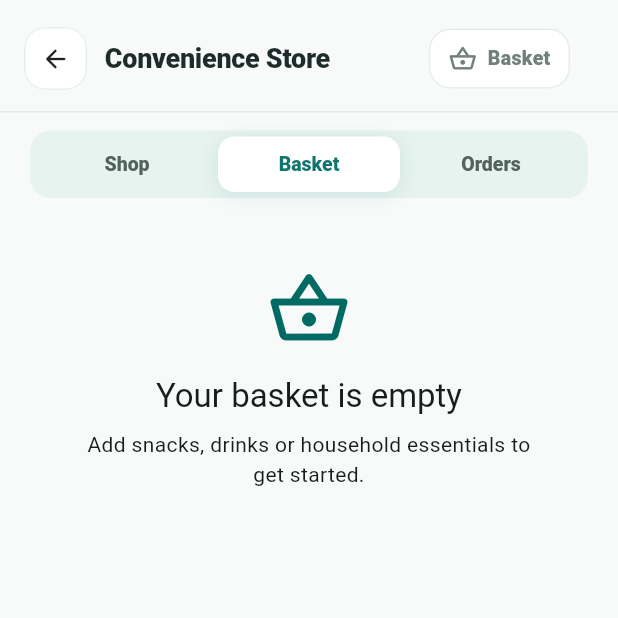
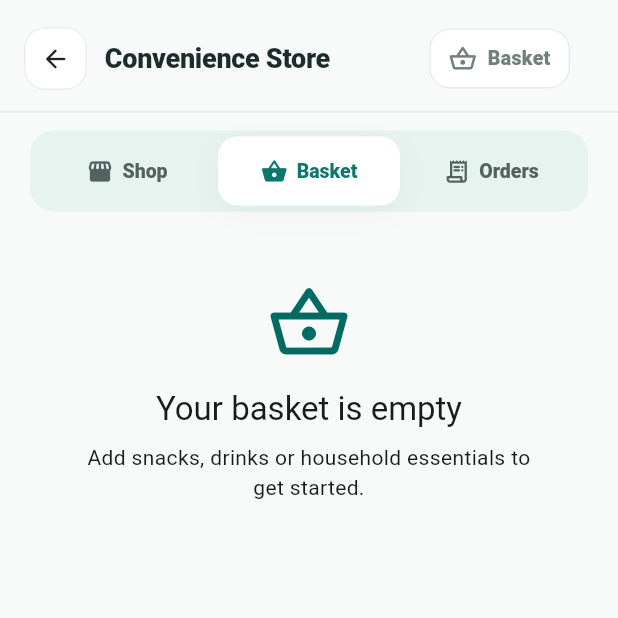
Before and after one commit to winthein126asiamatrix-creator/Resident-Condo, a Flutter app: the StorePage screen opened by its route, after a tap on "Basket", on a phone screen of 412 x 824 dp, the top half of it. Run offline on Flutter 3.47's test engine with Material 3 defaults, Android fonts, the phone set to English and light mode, and no system bars; our stand-ins replace get, image_picker; accounts and stored records are empty; network calls fail.

Commit message:
fix store tabs

```diff
--- a/lib/features/store/presentation/pages/store_page.dart
+++ b/lib/features/store/presentation/pages/store_page.dart
@@ -15,6 +15,23 @@ import '../controllers/store_controller.dart';
 import '../widgets/store_cards.dart';
 import '../widgets/store_product_card.dart';
 import '../widgets/store_widgets.dart';
+
+/// One slide, shared by the page view and the tab strip so the highlight can
+/// never arrive before the page it belongs to.
+const Duration _tabSlideDuration = Duration(milliseconds: 280);
+const Curve _tabSlideCurve = Curves.easeOutCubic;
+
+/// Glyph for a tab in the strip.
+IconData _tabIcon(StoreTab tab) {
+  switch (tab) {
+    case StoreTab.shop:
+      return Icons.storefront_rounded;
+    case StoreTab.basket:
+      return Icons.shopping_basket_rounded;
+    case StoreTab.orders:
+      return Icons.receipt_long_rounded;
+  }
+}
 
 /// The Convenience Store: browse by aisle, fill a basket, follow the order.
 ///
@@ -47,17 +64,29 @@ class _StorePageState extends State<StorePage> {
     controller.selectTab(tab);
     _pages.animateToPage(
       tab.index,
-      duration: const Duration(milliseconds: 260),
-      curve: Curves.easeOutCubic,
+      duration: _tabSlideDuration,
+      curve: _tabSlideCurve,
     );
   }
 
   /// Keeps the page view in step when the tab is changed from elsewhere, such
   /// as the basket badge in the app bar.
   void _syncFromController(StoreTab tab) {
-    if (_pages.hasClients && _pages.page != tab.index) {
-      _pages.jumpToPage(tab.index);
+    if (!_pages.hasClients || _pages.page == tab.index) {
+      return;
     }
+    // Started after this frame rather than during the build, so the strip can
+    // follow the slide instead of jumping in step with the content.
+    WidgetsBinding.instance.addPostFrameCallback((_) {
+      if (!mounted || !_pages.hasClients || _pages.page == tab.index) {
+        return;
+      }
+      _pages.animateToPage(
+        tab.index,
+        duration: _tabSlideDuration,
+        curve: _tabSlideCurve,
+      );
+    });
   }
 
   @override
@@ -94,7 +123,11 @@ class _StorePageState extends State<StorePage> {
         }
         _syncFromController(tab);
         return Column(          children: [
-            _StoreTabs(controller: controller, onSelect: _selectTab),
+            _StoreTabs(
+              controller: controller,
+              pages: _pages,
+              onSelect: _selectTab,
+            ),
             Expanded(
               // Not scrollable by gesture: the strip is the only way between
               // tabs, so a swipe can never fight the list inside a tab.
@@ -459,14 +492,80 @@ class _StoreHero extends StatelessWidget {
   }
 }
 
-class _StoreTabs extends StatelessWidget {
-  const _StoreTabs({required this.controller, required this.onSelect});
+/// The tab strip.
+///
+/// One white pill slides along the track and is positioned straight from the
+/// page view, so it moves in step with the content instead of snapping to the
+/// next tab and letting the page catch up.
+class _StoreTabs extends StatefulWidget {
+  const _StoreTabs({
+    required this.controller,
+    required this.pages,
+    required this.onSelect,
+  });
 
   final StoreController controller;
+  final PageController pages;
   final ValueChanged<StoreTab> onSelect;
 
   @override
+  State<_StoreTabs> createState() => _StoreTabsState();
+}
+
+class _StoreTabsState extends State<_StoreTabs> {
+  /// Where the pill sits, in tab units. A whole number is a resting tab and a
+  /// fraction is a tab caught mid slide.
+  double _position = 0;
+
+  @override
+  void initState() {
+    super.initState();
+    // The strip can be built before the page view is laid out, so it starts on
+    // the tab the controller already holds.
+    _position = widget.controller.tab.value.index.toDouble();
+    widget.pages.addListener(_followPages);
+  }
+
+  @override
+  void didUpdateWidget(covariant _StoreTabs oldWidget) {
+    super.didUpdateWidget(oldWidget);
+    if (oldWidget.pages != widget.pages) {
+      oldWidget.pages.removeListener(_followPages);
+      widget.pages.addListener(_followPages);
+    }
+  }
+
+  @override
+  void dispose() {
+    widget.pages.removeListener(_followPages);
+    super.dispose();
+  }
+
+  /// Reads the page view on every frame of a slide, so the pill and the page
+  /// always draw from the same number. The controller covers the short moment
+  /// before the page view has been laid out.
+  void _followPages() {
+    if (!mounted || !widget.pages.hasClients) {
+      return;
+    }
+    final page = widget.pages.page;
+    if (page == null) {
+      return;
+    }
+    final next = page.clamp(0.0, (StoreTab.values.length - 1).toDouble());
+    if ((next - _position).abs() < 0.0005) {
+      return;
+    }
+    setState(() => _position = next);
+  }
+
+  /// True while the pill is closer to [tab] than to either neighbour, which is
+  /// what decides the label colours halfway through a slide.
+  bool _isSelected(StoreTab tab) => (_position - tab.index).abs() < 0.5;
+
+  @override
   Widget build(BuildContext context) {
+    final tabs = StoreTab.values;
     return Padding(
       padding: const EdgeInsets.fromLTRB(
         AppSpacing.gutter,
@@ -474,59 +573,130 @@ class _StoreTabs extends StatelessWidget {
         AppSpacing.gutter,
         0,
       ),
-      child: Container(
-        padding: const EdgeInsets.all(4),
+      child: LayoutBuilder(
+        builder: (context, constraints) {
+          const inset = 4.0;
+          final trackWidth = constraints.maxWidth - inset * 2;
+          final segmentWidth = trackWidth / tabs.length;
+
+          return Container(
+            padding: const EdgeInsets.all(inset),
             decoration: BoxDecoration(
               color: AppPalette.brandTint,
-          borderRadius: BorderRadius.circular(14),
+              borderRadius: BorderRadius.circular(16),
             ),
-        child: Row(
+            child: SizedBox(
+              height: 46,
+              child: Stack(
                 children: [
-            for (final tab in StoreTab.values)
-              Expanded(
-                child: GestureDetector(
-                  key: Key('store-tab-${tab.name}'),
-                  onTap: () => onSelect(tab),
-                  // Opaque so the whole segment is tappable, not just the glyph
-                  // the text happens to cover.
-                  behavior: HitTestBehavior.opaque,
-                  child: AnimatedContainer(
-                    duration: const Duration(milliseconds: 200),
-                    curve: Curves.easeOut,
-                    padding: const EdgeInsets.symmetric(vertical: 11),
+                  Positioned(
+                    left: _position * segmentWidth,
+                    top: 0,
+                    bottom: 0,
+                    width: segmentWidth,
+                    child: DecoratedBox(
                       decoration: BoxDecoration(
-                      color: controller.tab.value == tab
-                          ? Colors.white
-                          : Colors.transparent,
-                      borderRadius: BorderRadius.circular(11),
-                      boxShadow: controller.tab.value == tab
-                          ? [
-                              BoxShadow(
-                                color: AppPalette.brand.withValues(alpha: 0.12),
-                                blurRadius: 10,
-                                offset: const Offset(0, 2),
-                              ),
-                            ]
-                          : null,
-                    ),
-                    child: AnimatedDefaultTextStyle(
-                      duration: const Duration(milliseconds: 200),
-                      style: TextStyle(
-                        fontWeight: FontWeight.w800,
-                        fontSize: 13,
-                        color: controller.tab.value == tab
-                            ? AppPalette.brand
-                            : AppPalette.mutedStrong,
-                      ),
-                      child: Text(
-                        tab.label,
-                        textAlign: TextAlign.center,
+                        color: Colors.white,
+                        borderRadius: BorderRadius.circular(13),
+                        boxShadow: AppPalette.cardShadow,
                       ),
                     ),
                   ),
+                  Row(
+                    children: [
+                      for (final tab in tabs)
+                        SizedBox(
+                          width: segmentWidth,
+                          child: _StoreTabSegment(
+                            tab: tab,
+                            selected: _isSelected(tab),
+                            onTap: () => widget.onSelect(tab),
                           ),
                         ),
                     ],
+                  ),
+                ],
+              ),
+            ),
+          );
+        },
+      ),
+    );
+  }
+}
+
+/// One tappable segment of the strip. It dips slightly under the finger so a tap
+/// is answered before the page has finished sliding.
+class _StoreTabSegment extends StatefulWidget {
+  const _StoreTabSegment({
+    required this.tab,
+    required this.selected,
+    required this.onTap,
+  });
+
+  final StoreTab tab;
+  final bool selected;
+  final VoidCallback onTap;
+
+  @override
+  State<_StoreTabSegment> createState() => _StoreTabSegmentState();
+}
+
+class _StoreTabSegmentState extends State<_StoreTabSegment> {
+  bool _pressed = false;
+
+  void _setPressed(bool value) {
+    if (_pressed == value) {
+      return;
+    }
+    setState(() => _pressed = value);
+  }
+
+  @override
+  Widget build(BuildContext context) {
+    final color = widget.selected ? AppPalette.brand : AppPalette.mutedStrong;
+    return GestureDetector(
+      key: Key('store-tab-${widget.tab.name}'),
+      onTap: widget.onTap,
+      // Opaque so the whole segment is tappable, not just the glyph the text
+      // happens to cover.
+      behavior: HitTestBehavior.opaque,
+      onTapDown: (_) => _setPressed(true),
+      onTapUp: (_) => _setPressed(false),
+      onTapCancel: () => _setPressed(false),
+      child: AnimatedScale(
+        scale: _pressed ? 0.94 : 1,
+        duration: const Duration(milliseconds: 140),
+        curve: Curves.easeOut,
+        child: Center(
+          // Shrinks the row rather than overflowing when the phone is narrow or
+          // the resident runs a large text size.
+          child: FittedBox(
+            fit: BoxFit.scaleDown,
+            child: Row(
+              mainAxisSize: MainAxisSize.min,
+              children: [
+                TweenAnimationBuilder<Color?>(
+                  tween: ColorTween(end: color),
+                  duration: _tabSlideDuration,
+                  curve: _tabSlideCurve,
+                  builder: (context, animated, _) =>
+                      Icon(_tabIcon(widget.tab), size: 18, color: animated),
+                ),
+                const SizedBox(width: 6),
+                AnimatedDefaultTextStyle(
+                  duration: _tabSlideDuration,
+                  curve: _tabSlideCurve,
+                  style: TextStyle(
+                    fontSize: 13,
+                    fontWeight: FontWeight.w800,
+                    color: color,
+                  ),
+                  child: Text(widget.tab.label),
+                ),
+              ],
+            ),
+          ),
         ),
       ),
     );
```
Lines whose indentation alone changed are shown as unchanged.
